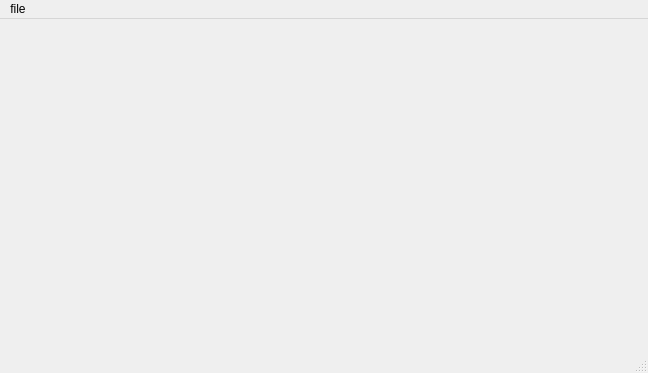
Old version of the form ui/MainWindow.ui in the repository nicolasCtd/beeReal.
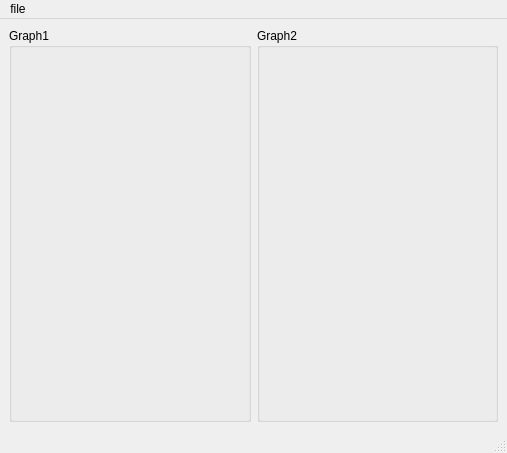
New version of the form.

Commit message: Prepare place for some graphics on the ui

```diff
--- a/ui/MainWindow.ui
+++ b/ui/MainWindow.ui
@@ -6,20 +6,60 @@
    <rect>
     <x>0</x>
     <y>0</y>
-    <width>648</width>
-    <height>373</height>
+    <width>507</width>
+    <height>453</height>
    </rect>
   </property>
   <property name="windowTitle">
    <string>BeeReal</string>
   </property>
-  <widget class="QWidget" name="centralwidget"/>
+  <widget class="QWidget" name="centralwidget">
+   <layout class="QVBoxLayout" name="verticalLayout">
+    <item>
+     <layout class="QVBoxLayout" name="analysisVerticalLayout"/>
+    </item>
+    <item>
+     <layout class="QVBoxLayout" name="resultVerticalLayout">
+      <item>
+       <layout class="QHBoxLayout" name="horizontalLayout">
+        <item>
+         <widget class="QGroupBox" name="groupBox">
+          <property name="minimumSize">
+           <size>
+            <width>200</width>
+            <height>200</height>
+           </size>
+          </property>
+          <property name="title">
+           <string>Graph1</string>
+          </property>
+         </widget>
+        </item>
+        <item>
+         <widget class="QGroupBox" name="groupBox_2">
+          <property name="minimumSize">
+           <size>
+            <width>200</width>
+            <height>200</height>
+           </size>
+          </property>
+          <property name="title">
+           <string>Graph2</string>
+          </property>
+         </widget>
+        </item>
+       </layout>
+      </item>
+     </layout>
+    </item>
+   </layout>
+  </widget>
   <widget class="QMenuBar" name="menubar">
    <property name="geometry">
     <rect>
      <x>0</x>
      <y>0</y>
-     <width>648</width>
+     <width>507</width>
      <height>26</height>
     </rect>
    </property>
```
Left out of the diff: 8 changed lines with no effect on the pictures.
